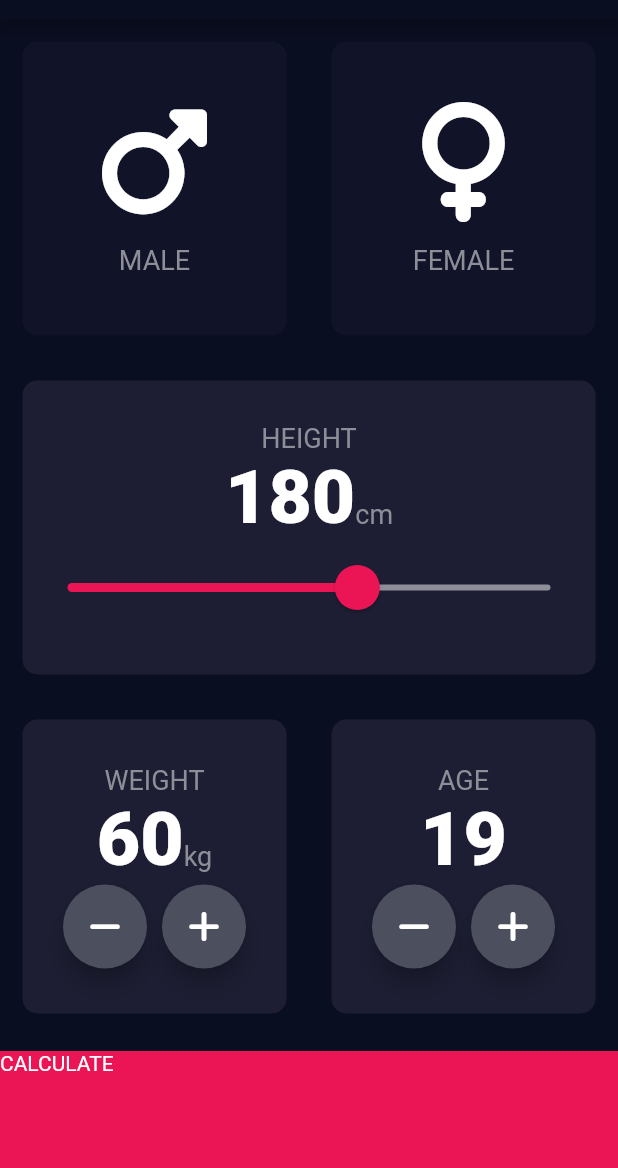
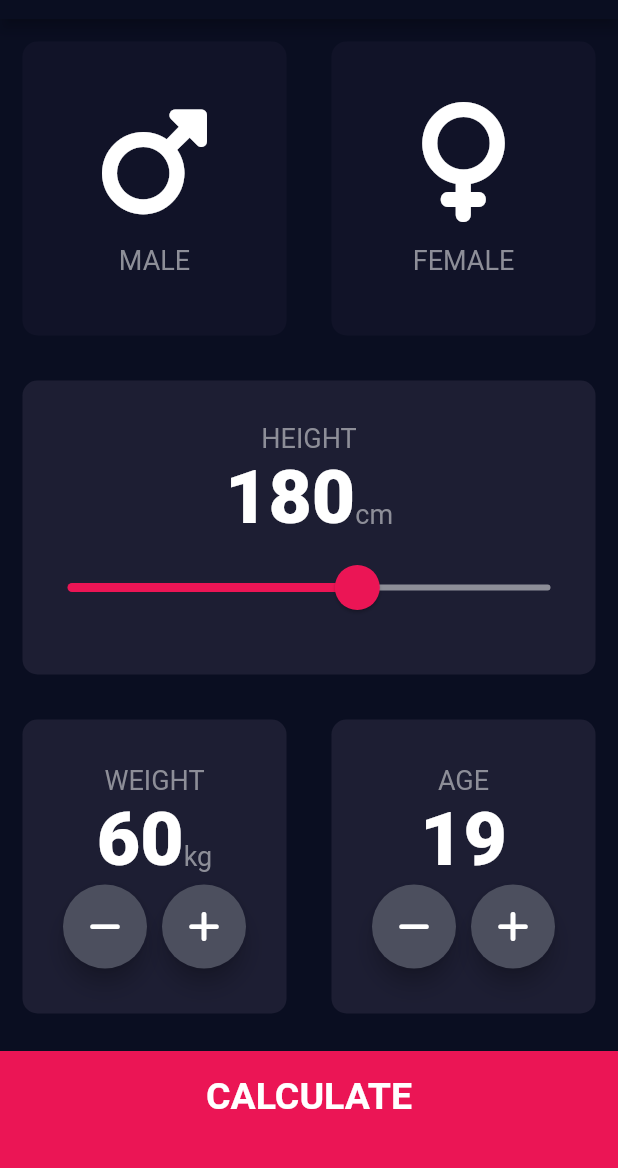
Before and after one commit to salvadorlemus/Flutter, a Flutter app: the screen it shows after launch, on a phone screen of 412 x 824 dp, the part 65-1233 px from its top. Run offline on Flutter 3.47's test engine with Material 2 defaults, Android fonts, the phone set to English and light mode, and no system bars; our stand-ins replace font_awesome_flutter.

Commit message:
Final Result Page UI Layout. Abstract Custom BottomButton WIdget. Create new TextStyles for our final page in the Const file. Move everytihgn into foilders and refactor code to use new paths.

```diff
--- /dev/null
+++ b/lib/CustomWidgets/BottomButton.dart
@@ -0,0 +1,31 @@
+// Class to abstract the bottom button in the app
+import 'package:flutter/material.dart';
+
+import '../Constants.dart';
+
+class BottomButton extends StatelessWidget {
+  final String label;
+  final VoidCallback onPressed;
+
+  const BottomButton({super.key, required this.label, required this.onPressed});
+
+  @override
+  Widget build(BuildContext context) {
+    return GestureDetector(
+      onTap: onPressed,
+      child: Container(
+        color: hexButtonCalculateBMIBackgroundColour,
+        margin: const EdgeInsets.only(top: 10.0),
+        width: double.infinity,
+        height: buttonCalculateBMIHeight,
+        padding: const EdgeInsets.only(bottom: 20.0),
+        child: Center(
+          child: Text(
+            label,
+            style: buttonTextStyle,
+          ),
+        ),
+      ),
+    );
+  }
+}
--- a/lib/CustomIconContentWidget.dart
+++ b/lib/CustomWidgets/CustomIconContentWidget.dart
@@ -1,5 +1,5 @@
 import 'package:flutter/material.dart';
-import 'Constants.dart';
+import '../Constants.dart';
 
 class CustomIconContentWidget extends StatelessWidget {
   final String label;
--- a/lib/InputPage.dart
+++ b/lib/Pages/InputPage.dart
@@ -3,10 +3,11 @@
 import 'package:flutter/material.dart';
 import 'package:font_awesome_flutter/font_awesome_flutter.dart';
 
-import 'ReusableCard.dart';
-import 'CustomIconContentWidget.dart';
-import 'Constants.dart';
-import 'RoundIconButton.dart';
+import '../CustomWidgets/BottomButton.dart';
+import '../CustomWidgets/ReusableCard.dart';
+import '../CustomWidgets/CustomIconContentWidget.dart';
+import '../Constants.dart';
+import '../CustomWidgets/RoundIconButton.dart';
 
 enum Gender { MALE, FEMALE, UNKNOW }
 
@@ -207,18 +208,11 @@ class _InputPageState extends State<InputPage> {
             ],
           ),
         ),
-        GestureDetector(
-          onTap: () {
-            Navigator.pushNamed(context, '/results');
-          },
-          child: Container(
-            color: hexButtonCalculateBMIBackgroundColour,
-            margin: const EdgeInsets.only(top: 10.0),
-            width: double.infinity,
-            height: buttonCalculateBMIHeight,
-            child: const Text('CALCULATE'),
-          ),
-        ),
+        BottomButton(
+            label: 'CALCULATE',
+            onPressed: () {
+              Navigator.pushNamed(context, '/results');
+            }),
       ]),
     );
   }
--- a/lib/main.dart
+++ b/lib/main.dart
@@ -1,7 +1,7 @@
 import 'package:flutter/material.dart';
-import 'InputPage.dart';
+import 'Pages/InputPage.dart';
 import 'ThemeData.dart';
-import 'ResultsPage.dart';
+import 'Pages/ResultsPage.dart';
 
 void main() => runApp(BMICalculator());
 
```
Also changed, not shown: lib/Constants.dart (+29 -0 lines), lib/Pages/ResultsPage.dart (added, +65 -0 lines), lib/ResultsPage.dart (deleted, +0 -16 lines), lib/CustomWidgets/ReusableCard.dart (renamed from lib/ReusableCard.dart), lib/CustomWidgets/RoundIconButton.dart (renamed from lib/RoundIconButton.dart).
